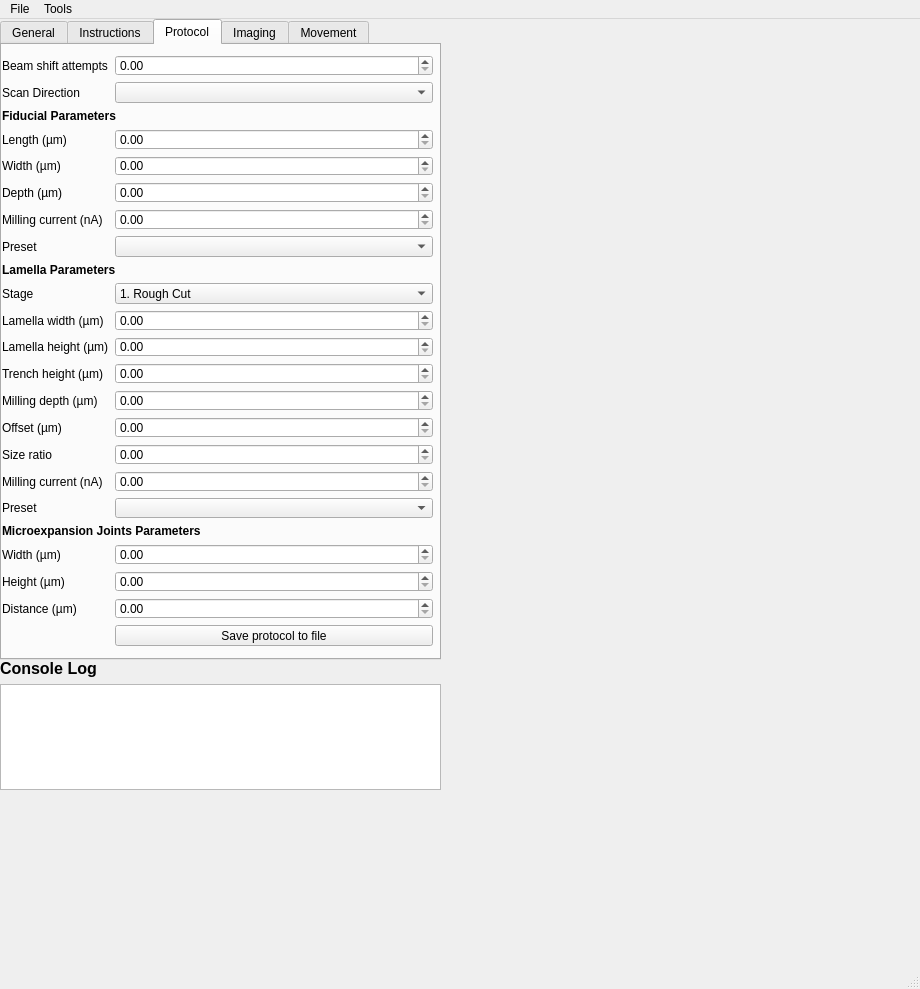
The window that autolamella/ui/UI.ui (DeMarcoLab/autolamella) describes before a commit, drawn with Qt 5.
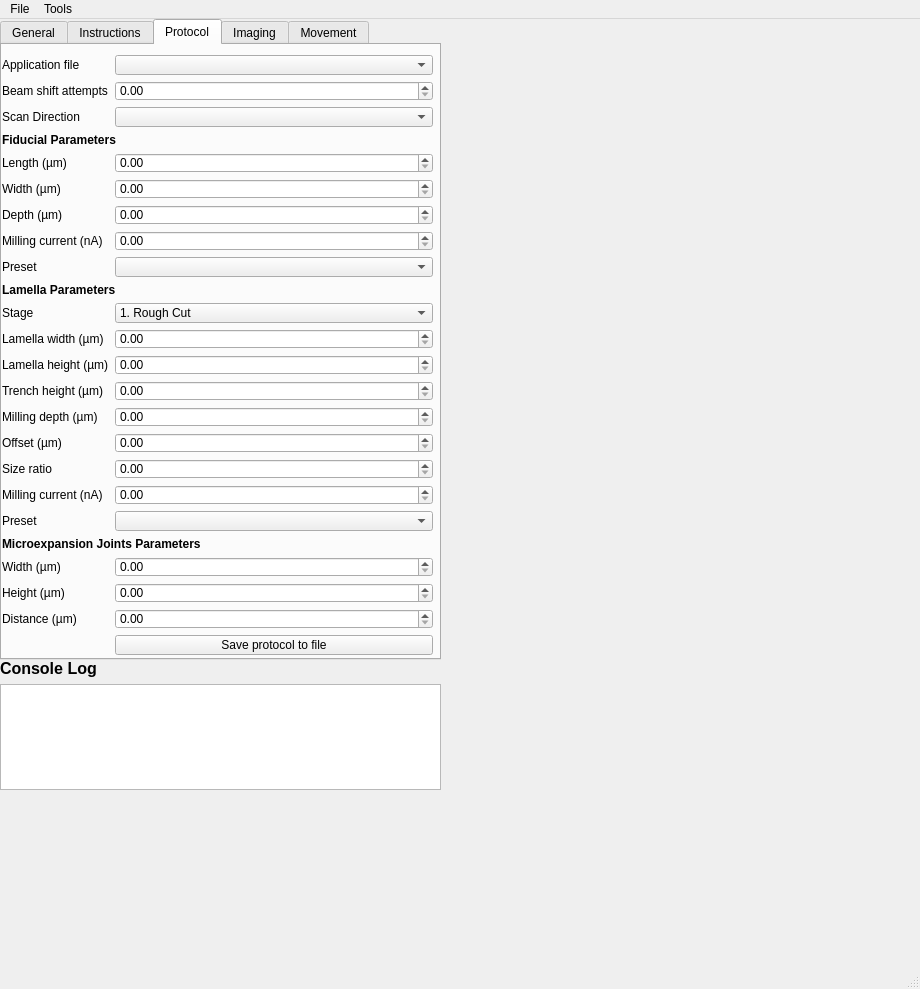
The same window after the commit. The open tabs and pages were chosen to show the change.

```diff
--- a/autolamella/ui/UI.ui
+++ b/autolamella/ui/UI.ui
@@ -481,7 +481,7 @@
         <x>0</x>
         <y>-10</y>
         <width>431</width>
-        <height>611</height>
+        <height>621</height>
        </rect>
       </property>
       <layout class="QFormLayout" name="formLayout">
@@ -492,27 +492,27 @@
          </property>
         </widget>
        </item>
-       <item row="1" column="0">
+       <item row="2" column="0">
         <widget class="QLabel" name="beamShiftAttemptsLabel">
          <property name="text">
           <string>Beam shift attempts</string>
          </property>
         </widget>
        </item>
-       <item row="1" column="1">
+       <item row="2" column="1">
         <widget class="QDoubleSpinBox" name="beamshift_attempts"/>
        </item>
-       <item row="2" column="0">
+       <item row="3" column="0">
         <widget class="QLabel" name="scanDirectionLabel">
          <property name="text">
           <string>Scan Direction</string>
          </property>
         </widget>
        </item>
-       <item row="2" column="1">
+       <item row="3" column="1">
         <widget class="QComboBox" name="scanDirectionComboBox"/>
        </item>
-       <item row="3" column="0" colspan="2">
+       <item row="4" column="0" colspan="2">
         <widget class="QLabel" name="label_5">
          <property name="font">
           <font>
@@ -525,73 +525,73 @@
          </property>
         </widget>
        </item>
-       <item row="4" column="0">
+       <item row="5" column="0">
         <widget class="QLabel" name="lengthLabel">
          <property name="text">
           <string>Length (µm)</string>
          </property>
         </widget>
        </item>
-       <item row="4" column="1">
+       <item row="5" column="1">
         <widget class="QDoubleSpinBox" name="fiducial_length">
          <property name="maximum">
           <double>1000.000000000000000</double>
          </property>
         </widget>
        </item>
-       <item row="5" column="0">
+       <item row="6" column="0">
         <widget class="QLabel" name="widthLabel">
          <property name="text">
           <string>Width (µm)</string>
          </property>
         </widget>
        </item>
-       <item row="5" column="1">
+       <item row="6" column="1">
         <widget class="QDoubleSpinBox" name="width_fiducial">
          <property name="maximum">
           <double>1000.000000000000000</double>
          </property>
         </widget>
        </item>
-       <item row="6" column="0">
+       <item row="7" column="0">
         <widget class="QLabel" name="depthLabel">
          <property name="text">
           <string>Depth (µm)</string>
          </property>
         </widget>
        </item>
-       <item row="6" column="1">
+       <item row="7" column="1">
         <widget class="QDoubleSpinBox" name="depth_fiducial">
          <property name="maximum">
           <double>1000.000000000000000</double>
          </property>
         </widget>
        </item>
-       <item row="7" column="0">
+       <item row="8" column="0">
         <widget class="QLabel" name="millingCurrentLabel">
          <property name="text">
           <string>Milling current (nA)</string>
          </property>
         </widget>
        </item>
-       <item row="7" column="1">
+       <item row="8" column="1">
         <widget class="QDoubleSpinBox" name="current_fiducial">
          <property name="maximum">
           <double>1000.000000000000000</double>
          </property>
         </widget>
        </item>
-       <item row="8" column="0">
+       <item row="9" column="0">
         <widget class="QLabel" name="presetLabel_2">
          <property name="text">
           <string>Preset</string>
          </property>
         </widget>
        </item>
-       <item row="8" column="1">
+       <item row="9" column="1">
         <widget class="QComboBox" name="presetComboBox_fiducial"/>
        </item>
-       <item row="9" column="0" colspan="2">
+       <item row="10" column="0" colspan="2">
         <widget class="QLabel" name="label_9">
          <property name="font">
           <font>
@@ -604,14 +604,14 @@
          </property>
         </widget>
        </item>
-       <item row="10" column="0">
+       <item row="11" column="0">
         <widget class="QLabel" name="stageLabel">
          <property name="text">
           <string>Stage</string>
          </property>
         </widget>
        </item>
-       <item row="10" column="1">
+       <item row="11" column="1">
         <widget class="QComboBox" name="stage_lamella">
          <item>
           <property name="text">
@@ -630,107 +630,107 @@
          </item>
         </widget>
        </item>
-       <item row="11" column="0">
+       <item row="12" column="0">
         <widget class="QLabel" name="widthLabel_2">
          <property name="text">
           <string>Lamella width (µm)</string>
          </property>
         </widget>
        </item>
-       <item row="11" column="1">
+       <item row="12" column="1">
         <widget class="QDoubleSpinBox" name="lamella_width">
          <property name="maximum">
           <double>1000.000000000000000</double>
          </property>
         </widget>
        </item>
-       <item row="12" column="0">
+       <item row="13" column="0">
         <widget class="QLabel" name="heightLabel">
          <property name="text">
           <string>Lamella height (µm)</string>
          </property>
         </widget>
        </item>
-       <item row="12" column="1">
+       <item row="13" column="1">
         <widget class="QDoubleSpinBox" name="lamella_height">
          <property name="maximum">
           <double>1000.000000000000000</double>
          </property>
         </widget>
        </item>
-       <item row="13" column="0">
+       <item row="14" column="0">
         <widget class="QLabel" name="trenchHeightLabel">
          <property name="text">
           <string>Trench height (µm)</string>
          </property>
         </widget>
        </item>
-       <item row="13" column="1">
+       <item row="14" column="1">
         <widget class="QDoubleSpinBox" name="trench_height">
          <property name="maximum">
           <double>1000.000000000000000</double>
          </property>
         </widget>
        </item>
-       <item row="14" column="0">
+       <item row="15" column="0">
         <widget class="QLabel" name="millingDepthLabel">
          <property name="text">
           <string>Milling depth (µm)</string>
          </property>
         </widget>
        </item>
-       <item row="14" column="1">
+       <item row="15" column="1">
         <widget class="QDoubleSpinBox" name="depth_trench">
          <property name="maximum">
           <double>1000.000000000000000</double>
          </property>
         </widget>
        </item>
-       <item row="15" column="0">
+       <item row="16" column="0">
         <widget class="QLabel" name="offsetLabel">
          <property name="text">
           <string>Offset (µm)</string>
          </property>
         </widget>
        </item>
-       <item row="15" column="1">
+       <item row="16" column="1">
         <widget class="QDoubleSpinBox" name="offset"/>
        </item>
-       <item row="16" column="0">
+       <item row="17" column="0">
         <widget class="QLabel" name="sizeRatioLabel">
          <property name="text">
           <string>Size ratio</string>
          </property>
         </widget>
        </item>
-       <item row="16" column="1">
+       <item row="17" column="1">
         <widget class="QDoubleSpinBox" name="size_ratio"/>
        </item>
-       <item row="17" column="0">
+       <item row="18" column="0">
         <widget class="QLabel" name="millingCurrentLabel_2">
          <property name="text">
           <string>Milling current (nA)</string>
          </property>
         </widget>
        </item>
-       <item row="17" column="1">
+       <item row="18" column="1">
         <widget class="QDoubleSpinBox" name="current_lamella">
          <property name="maximum">
           <double>1000.000000000000000</double>
          </property>
         </widget>
        </item>
-       <item row="18" column="0">
+       <item row="19" column="0">
         <widget class="QLabel" name="presetLabel">
          <property name="text">
           <string>Preset</string>
          </property>
         </widget>
        </item>
-       <item row="18" column="1">
+       <item row="19" column="1">
         <widget class="QComboBox" name="presetComboBox"/>
        </item>
-       <item row="19" column="0" colspan="2">
+       <item row="20" column="0" colspan="2">
         <widget class="QLabel" name="label_10">
          <property name="font">
           <font>
@@ -743,55 +743,65 @@
          </property>
         </widget>
        </item>
-       <item row="20" column="0">
+       <item row="21" column="0">
         <widget class="QLabel" name="widthLabel_3">
          <property name="text">
           <string>Width (µm)</string>
          </property>
         </widget>
        </item>
-       <item row="20" column="1">
+       <item row="21" column="1">
         <widget class="QDoubleSpinBox" name="micro_exp_width">
          <property name="maximum">
           <double>1000.000000000000000</double>
          </property>
         </widget>
        </item>
-       <item row="21" column="0">
+       <item row="22" column="0">
         <widget class="QLabel" name="heightLabel_2">
          <property name="text">
           <string>Height (µm)</string>
          </property>
         </widget>
        </item>
-       <item row="21" column="1">
+       <item row="22" column="1">
         <widget class="QDoubleSpinBox" name="micro_exp_height">
          <property name="maximum">
           <double>1000.000000000000000</double>
          </property>
         </widget>
        </item>
-       <item row="22" column="0">
+       <item row="23" column="0">
         <widget class="QLabel" name="distanceLabel">
          <property name="text">
           <string>Distance (µm)</string>
          </property>
         </widget>
        </item>
-       <item row="22" column="1">
+       <item row="23" column="1">
         <widget class="QDoubleSpinBox" name="micro_exp_distance">
          <property name="maximum">
           <double>10000.000000000000000</double>
          </property>
         </widget>
        </item>
-       <item row="23" column="1">
+       <item row="24" column="1">
         <widget class="QPushButton" name="export_protocol">
          <property name="text">
           <string>Save protocol to file</string>
          </property>
         </widget>
        </item>
+       <item row="1" column="0">
+        <widget class="QLabel" name="application_file_label">
+         <property name="text">
+          <string>Application file</string>
+         </property>
+        </widget>
+       </item>
+       <item row="1" column="1">
+        <widget class="QComboBox" name="comboBoxapplication_file"/>
+       </item>
       </layout>
      </widget>
     </widget>
```
